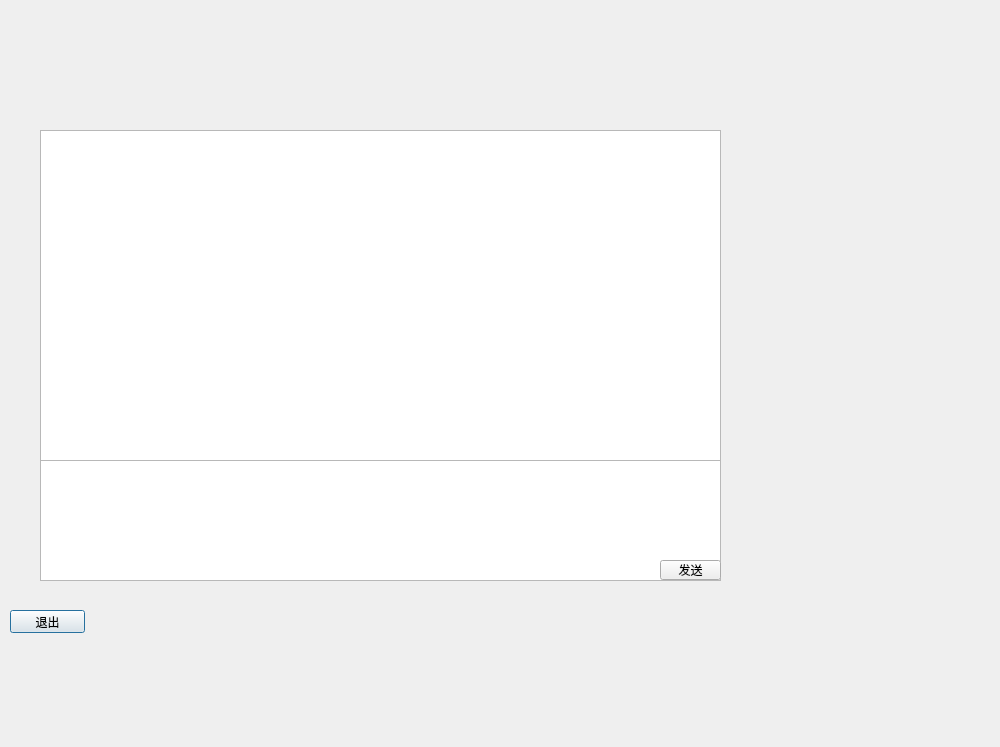
L-Jay1999/ChattingRoom, file chat/clientdialog.ui: the form before one commit.
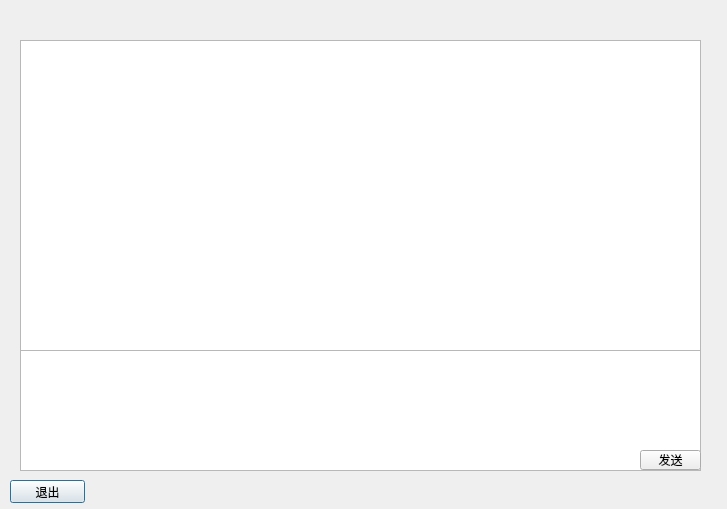
The form after the commit.

Diff of the .ui file:
```diff
--- a/chat/clientdialog.ui
+++ b/chat/clientdialog.ui
@@ -6,8 +6,8 @@
    <rect>
     <x>0</x>
     <y>0</y>
-    <width>1000</width>
-    <height>747</height>
+    <width>727</width>
+    <height>509</height>
    </rect>
   </property>
   <property name="windowTitle">
@@ -17,7 +17,7 @@
    <property name="geometry">
     <rect>
      <x>10</x>
-     <y>610</y>
+     <y>480</y>
      <width>75</width>
      <height>23</height>
     </rect>
@@ -29,18 +29,18 @@
   <widget class="QPlainTextEdit" name="output">
    <property name="geometry">
     <rect>
-     <x>40</x>
-     <y>130</y>
+     <x>20</x>
+     <y>40</y>
      <width>681</width>
-     <height>331</height>
+     <height>311</height>
     </rect>
    </property>
   </widget>
   <widget class="QPushButton" name="send">
    <property name="geometry">
     <rect>
-     <x>660</x>
-     <y>560</y>
+     <x>640</x>
+     <y>450</y>
      <width>61</width>
      <height>20</height>
     </rect>
@@ -52,8 +52,8 @@
   <widget class="QTextEdit" name="input">
    <property name="geometry">
     <rect>
-     <x>40</x>
-     <y>460</y>
+     <x>20</x>
+     <y>350</y>
      <width>681</width>
      <height>121</height>
     </rect>
```
Left out of the diff: 28 changed lines with no effect on the pictures.
